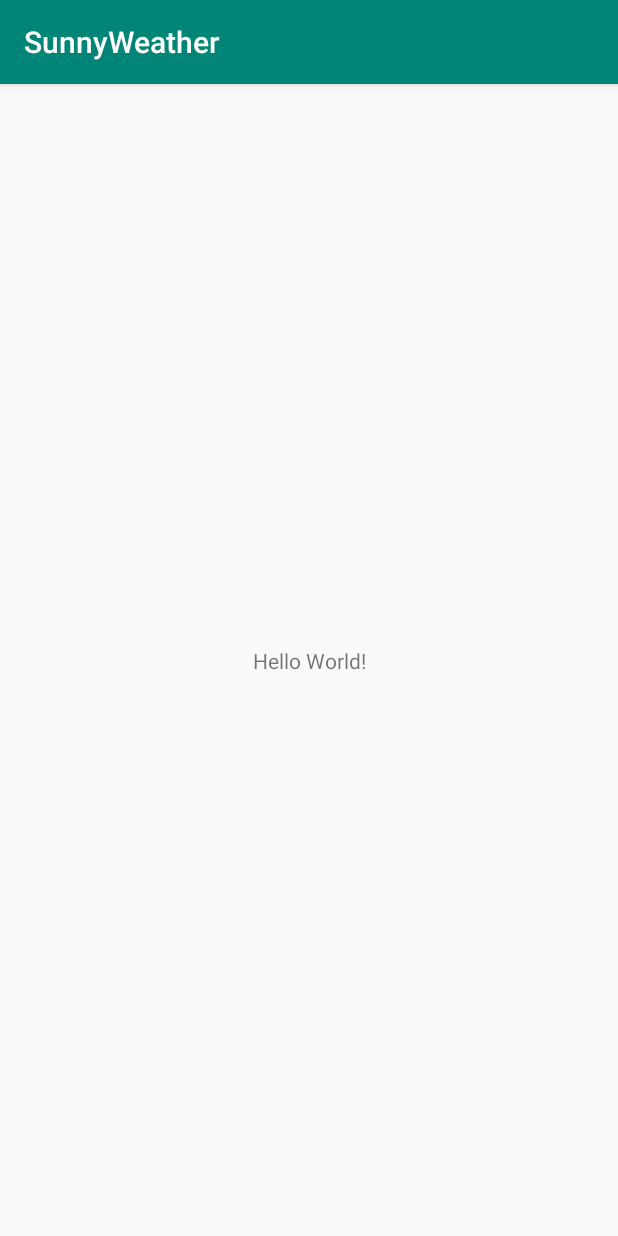
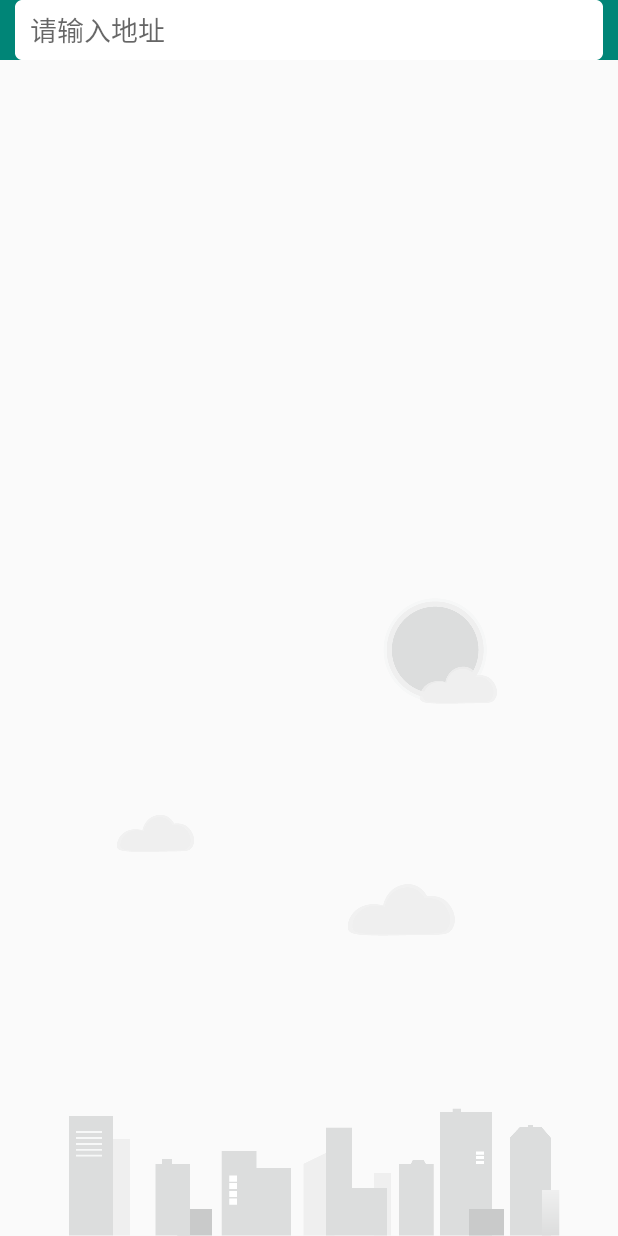
Before and after one commit to Wgn001/SunnyWeather, an Android app: the screen it shows after launch (MainActivity), on a phone screen of 412 x 824 dp. Run offline under Robolectric (Android 15) with nearby library versions, the phone set to English and light mode, and no system bars; 1 statement that could not run was skipped.

Commit message:
补充View

```diff
--- a/app/src/main/AndroidManifest.xml
+++ b/app/src/main/AndroidManifest.xml
@@ -1,6 +1,8 @@
 <?xml version="1.0" encoding="utf-8"?>
 <manifest xmlns:android="http://schemas.android.com/apk/res/android"
     package="com.example.sunnyweather">
+
+    <uses-permission android:name="android.permission.INTERNET"/>
 
     <application
         android:name=".android.SunnyWeatherApplication"
--- a/app/src/main/java/com/example/sunnyweather/android/logic/model/PlaceResponse.kt
+++ b/app/src/main/java/com/example/sunnyweather/android/logic/model/PlaceResponse.kt
@@ -1,8 +1,11 @@
 package com.example.sunnyweather.android.logic.model
+
+import com.google.gson.annotations.SerializedName
+import java.net.Inet4Address
 
 
 data class PlaceResponse(val status:String,val places :List<Place>)
 
-data class Place(val name: String,val location:Location)
+data class Place(val name: String,val location:Location,@SerializedName("formatted_address") val address: String)
 
 data class Location(val lng:String,val lat:String)
--- /dev/null
+++ b/app/src/main/java/com/example/sunnyweather/android/ui/place/PlaceFragment.kt
@@ -0,0 +1,67 @@
+package com.example.sunnyweather.android.ui.place
+
+import android.opengl.Visibility
+import android.os.Bundle
+import android.view.LayoutInflater
+import android.view.View
+import android.view.ViewGroup
+import android.widget.Toast
+import androidx.core.widget.addTextChangedListener
+import androidx.fragment.app.Fragment
+import androidx.lifecycle.Observer
+import androidx.lifecycle.ViewModelProviders
+import androidx.recyclerview.widget.LinearLayoutManager
+import com.example.sunnyweather.R
+import kotlinx.android.synthetic.main.fragment_place.*
+
+class PlaceFragment : Fragment() {
+
+    val viewModel by lazy { ViewModelProviders.of(this).get(PlaceViewModel::class.java) }
+
+    private lateinit var adapter: PlaceAdapter
+
+    override fun onCreateView(
+        inflater: LayoutInflater,
+        container: ViewGroup?,
+        savedInstanceState: Bundle?
+    ): View? {
+        return inflater.inflate(R.layout.fragment_place,container,false)
+    }
+
+
+    override fun onActivityCreated(savedInstanceState: Bundle?) {
+        super.onActivityCreated(savedInstanceState)
+        val layoutManager=LinearLayoutManager(activity)
+        recyclerView.layoutManager=layoutManager;
+        adapter= PlaceAdapter(this,viewModel.placelist)
+        recyclerView.adapter=adapter
+        searchPlaceEdit.addTextChangedListener { editable->
+            val content =editable.toString()
+            if (content.isNotEmpty()){
+                viewModel.searchPlaces(content)
+            }else{
+                recyclerView.visibility=View.GONE
+                bgImageView.visibility=View.VISIBLE
+                viewModel.placelist.clear()
+                adapter.notifyDataSetChanged()
+            }
+        }
+
+        viewModel.placeLiveData.observe(this, Observer { result->
+            val places=result.getOrNull()
+            if (places!=null){
+                recyclerView.visibility=View.VISIBLE
+                bgImageView.visibility=View.GONE
+                viewModel.placelist.clear()
+                viewModel.placelist.addAll(places)
+                adapter.notifyDataSetChanged()
+            }else{
+                Toast.makeText(activity,"未能查询到任何地点",Toast.LENGTH_SHORT).show()
+                result.exceptionOrNull()?.printStackTrace()
+            }
+        })
+
+    }
+
+
+}
--- a/app/src/main/res/layout/activity_main.xml
+++ b/app/src/main/res/layout/activity_main.xml
@@ -1,18 +1,17 @@
 <?xml version="1.0" encoding="utf-8"?>
-<androidx.constraintlayout.widget.ConstraintLayout xmlns:android="http://schemas.android.com/apk/res/android"
+<FrameLayout
+    xmlns:android="http://schemas.android.com/apk/res/android"
     xmlns:app="http://schemas.android.com/apk/res-auto"
     xmlns:tools="http://schemas.android.com/tools"
     android:layout_width="match_parent"
     android:layout_height="match_parent"
     tools:context=".MainActivity">
 
-    <TextView
-        android:layout_width="wrap_content"
-        android:layout_height="wrap_content"
-        android:text="Hello World!"
-        app:layout_constraintBottom_toBottomOf="parent"
-        app:layout_constraintLeft_toLeftOf="parent"
-        app:layout_constraintRight_toRightOf="parent"
-        app:layout_constraintTop_toTopOf="parent" />
+    <fragment
+        android:id="@+id/placeFragment"
+        android:name="com.example.sunnyweather.android.ui.place.PlaceFragment"
+        android:layout_width="match_parent"
+        android:layout_height="match_parent"/>
 
-</androidx.constraintlayout.widget.ConstraintLayout>
+
+</FrameLayout>
--- /dev/null
+++ b/app/src/main/res/layout/fragment_place.xml
@@ -0,0 +1,38 @@
+<?xml version="1.0" encoding="utf-8"?>
+<RelativeLayout xmlns:android="http://schemas.android.com/apk/res/android"
+    android:layout_width="match_parent"
+    android:layout_height="match_parent"
+    android:background="?android:windowBackground">
+
+    <ImageView
+        android:id="@+id/bgImageView"
+        android:layout_width="match_parent"
+        android:layout_height="wrap_content"
+        android:layout_alignParentBottom="true"
+        android:src="@drawable/bg_place"/>
+
+    <FrameLayout
+        android:layout_width="match_parent"
+        android:layout_height="40dp"
+        android:background="@color/colorPrimary">
+
+        <EditText
+            android:id="@+id/searchPlaceEdit"
+            android:layout_width="match_parent"
+            android:layout_height="40dp"
+            android:layout_gravity="center_vertical"
+            android:layout_marginStart="10dp"
+            android:layout_marginEnd="10dp"
+            android:paddingEnd="10dp"
+            android:paddingStart="10dp"
+            android:hint="请输入地址"
+            android:background="@drawable/search_bg"/>
+    </FrameLayout>
+
+    <androidx.recyclerview.widget.RecyclerView
+        android:id="@+id/recyclerView"
+        android:layout_width="match_parent"
+        android:layout_height="match_parent"
+        android:visibility="gone"/>
+
+</RelativeLayout>
--- a/app/src/main/res/values/styles.xml
+++ b/app/src/main/res/values/styles.xml
@@ -1,7 +1,7 @@
 <resources>
 
     <!-- Base application theme. -->
-    <style name="AppTheme" parent="Theme.AppCompat.Light.DarkActionBar">
+    <style name="AppTheme" parent="Theme.AppCompat.Light.NoActionBar">
         <!-- Customize your theme here. -->
         <item name="colorPrimary">@color/colorPrimary</item>
         <item name="colorPrimaryDark">@color/colorPrimaryDark</item>
```
Also changed, not shown: app/src/main/java/com/example/sunnyweather/android/ui/place/PlaceAdapter.kt (added, +34 -0 lines), app/src/main/res/layout/place_item.xml (added, +29 -0 lines).
